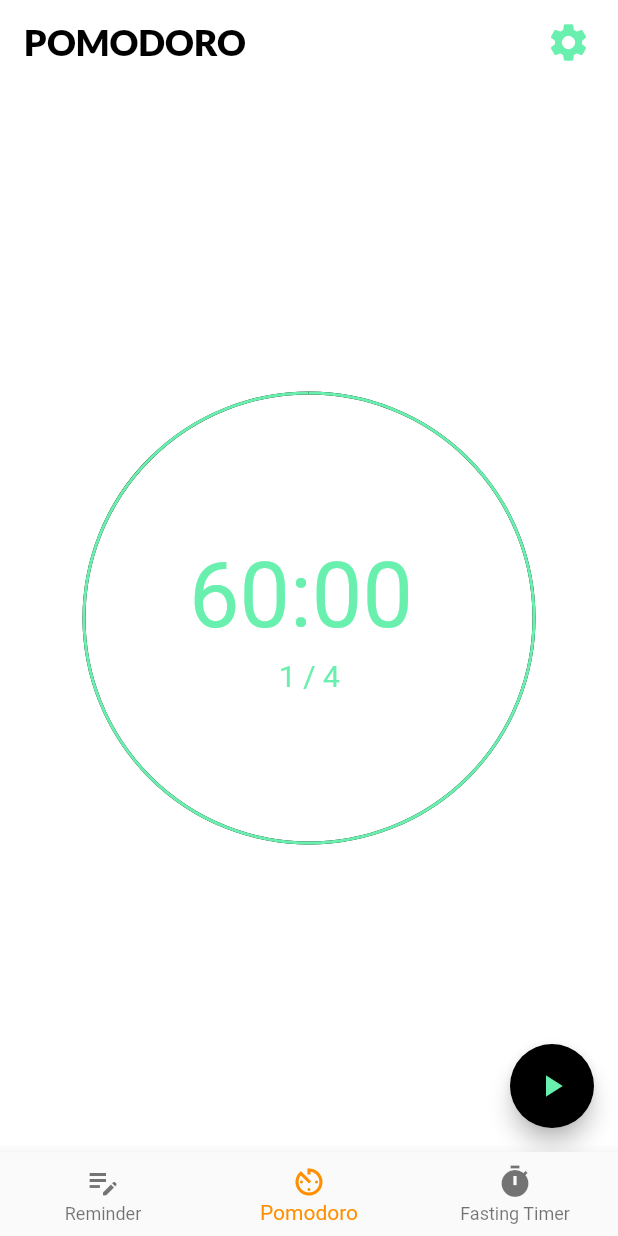
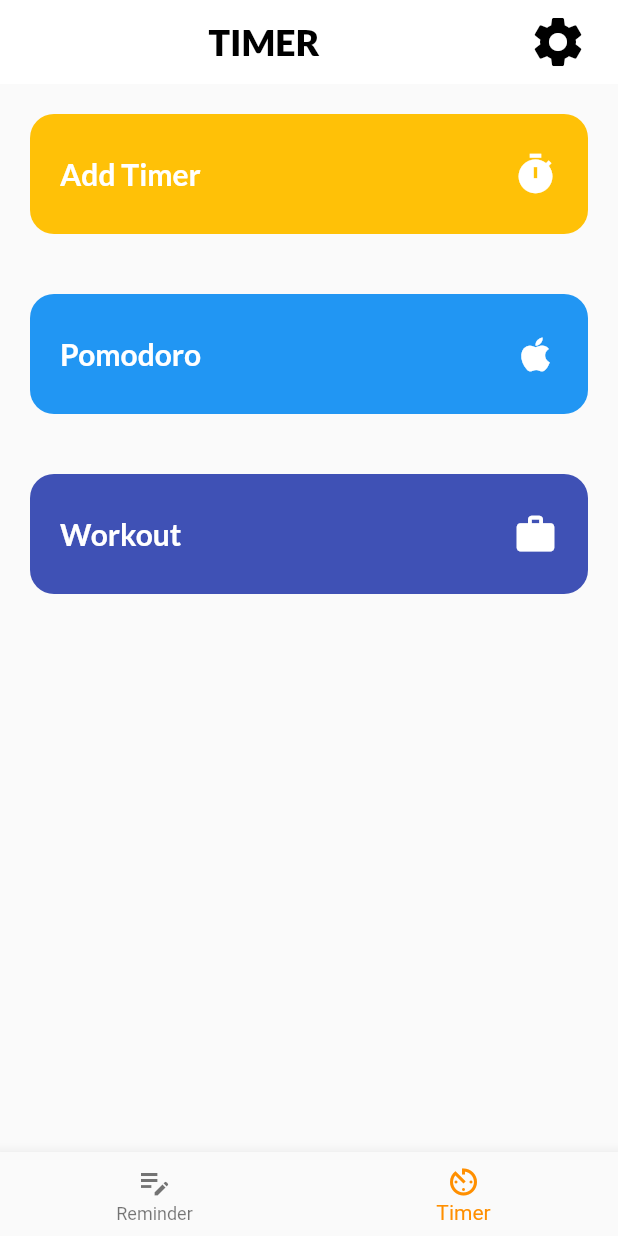
Before and after one commit to volkansahn/reminder_pomodoro_timer, a Flutter app: the screen it shows after launch, item 2 of the bottom bar chosen, on a phone screen of 412 x 824 dp. Run offline on Flutter 3.47's test engine with Material 2 defaults, Android fonts, the phone set to English and light mode, and no system bars; our stand-ins replace date_picker_timeline, flutter_colorpicker, flutter_local_notifications, flutter_native_timezone, flutter_staggered_animations, get and 6 more; missing offline and left inert: animated_snack_bar; accounts and stored records are empty; Roboto replaces fonts that are missing (Arial).

Commit message:
Timer component Added

```diff
--- a/lib/view/add_task_page.dart
+++ b/lib/view/add_task_page.dart
@@ -287,6 +287,7 @@ class _AddTaskPageState extends State<AddTaskPage> {
                 height: 20.0,
               ),
               myButton(
+                color: Colors.blue,
                 label: "Add Reminder",
                 onTap: () {
                   _addRemindertoDB();
@@ -336,8 +337,6 @@ class _AddTaskPageState extends State<AddTaskPage> {
   }
 
   _addRemindertoDB() async {
-    print("interval");
-    print(intervalTime);
     final _selectedDt = DateTime(_userPickedDate.year, _userPickedDate.month,
         _userPickedDate.day, _userPickedTime.hour, _userPickedTime.minute);
     final _format = new DateFormat('yyyy-MM-dd').add_jm();
--- a/lib/view/home_page.dart
+++ b/lib/view/home_page.dart
@@ -2,8 +2,7 @@ import 'package:flutter/material.dart';
 import 'package:get/get.dart';
 import 'package:reminder_pomodoro/view/pomodoro.dart';
 import 'package:reminder_pomodoro/view/reminder_page.dart';
-
-import 'fasting_timer.dart';
+import 'package:reminder_pomodoro/view/timer_home.dart';
 
 class HomePage extends StatefulWidget {
   const HomePage({Key? key}) : super(key: key);
@@ -26,11 +25,7 @@ class _HomePageState extends State<HomePage> {
           ),
           BottomNavigationBarItem(
             icon: Icon(Icons.av_timer_sharp),
-            label: 'Pomodoro',
-          ),
-          BottomNavigationBarItem(
-            icon: Icon(Icons.timer),
-            label: 'Fasting Timer',
+            label: 'Timer',
           ),
         ],
         currentIndex: index,
@@ -55,15 +50,16 @@ class _HomePageState extends State<HomePage> {
         break;
 
       case 1:
+        widget = const TimerHome();
+        break;
+
+      default:
         widget = const Pomodoro(
           breakTime: '0',
           workSessions: '4',
           workTime: '25',
         );
         break;
-
-      default:
-        widget = const FastingTimer();
     }
     return widget;
   }
--- a/lib/view/reminder_page.dart
+++ b/lib/view/reminder_page.dart
@@ -296,6 +296,7 @@ class _ReminderPageState extends State<ReminderPage> {
           ),
           myButton(
             label: "+ Add",
+            color: Colors.blue,
             onTap: () async {
               await Get.to(() => AddTaskPage());
               _reminderController.getReminders();
--- /dev/null
+++ b/lib/view/timer_home.dart
@@ -0,0 +1,149 @@
+import 'package:flutter/material.dart';
+import 'package:flutter/src/widgets/container.dart';
+import 'package:flutter/src/widgets/framework.dart';
+import 'package:get/get.dart';
+import 'package:google_fonts/google_fonts.dart';
+import 'package:reminder_pomodoro/helpers/theme.dart';
+
+import '../services/notifications_service.dart';
+import '../services/theme_services.dart';
+import 'add_timer.dart';
+
+class TimerHome extends StatefulWidget {
+  const TimerHome({super.key});
+
+  @override
+  State<TimerHome> createState() => _TimerHomeState();
+}
+
+class _TimerHomeState extends State<TimerHome> {
+  var notifyHelper;
+  DateTime _selectedDate = DateTime.now();
+
+  @override
+  void initState() {
+    // TODO: implement initState
+    super.initState();
+    //init notification plugin
+    notifyHelper = NotifyHelper();
+    //init notification
+    notifyHelper.initializeNotification();
+    notifyHelper.requestIOSPermissions();
+  }
+
+  @override
+  Widget build(BuildContext context) {
+    return Scaffold(
+      appBar: _customAppBar(context),
+      body: Column(
+        children: [
+          _addTimer(
+            AddTimer(title: "Add Timer"),
+            "Add Timer",
+            Colors.amber,
+            Icon(
+              Icons.timer,
+              color: Colors.white,
+              size: 30,
+            ),
+          ),
+          _addTimer(
+            AddTimer(title: "Pomodoro"),
+            "Pomodoro",
+            Colors.blue,
+            Icon(
+              Icons.apple_rounded,
+              color: Colors.white,
+              size: 30,
+            ),
+          ),
+          _addTimer(
+            AddTimer(
+              title: "Workout",
+            ),
+            "Workout",
+            Colors.indigo,
+            Icon(
+              Icons.work,
+              color: Colors.white,
+              size: 30,
+            ),
+          ),
+        ],
+      ),
+    );
+  }
+
+  Container _addTimer(
+      Widget goToRoute, String title, Color color, Widget? icon) {
+    return Container(
+      child: GestureDetector(
+        onTap: () {
+          Get.to(() => goToRoute);
+        },
+        child: Container(
+          padding: EdgeInsets.symmetric(horizontal: 20),
+          width: MediaQuery.of(context).size.width,
+          height: 80,
+          margin: EdgeInsets.only(right: 20, left: 20, top: 20, bottom: 20),
+          decoration: BoxDecoration(
+            borderRadius: BorderRadius.circular(16),
+            color: color,
+          ),
+          child: Center(
+            child: Row(
+              mainAxisAlignment: MainAxisAlignment.spaceBetween,
+              children: [
+                Text(
+                  title,
+                  style: GoogleFonts.lato(
+                    textStyle: TextStyle(
+                        fontSize: 20,
+                        fontWeight: FontWeight.bold,
+                        color: Colors.white),
+                  ),
+                ),
+                SizedBox(
+                  width: 20,
+                ),
+                icon ?? Container(),
+              ],
+            ),
+          ),
+        ),
+      ),
+    );
+  }
+
+  AppBar _customAppBar(BuildContext context) {
+    return AppBar(
+      title: Center(
+        child: Text(
+          'TIMER',
+          style: titleStyle,
+        ),
+      ),
+      elevation: 0,
+      backgroundColor: context.theme.backgroundColor,
+      actions: [
+        GestureDetector(
+          child: Icon(
+            Icons.settings,
+            size: 40.0,
+            color: Get.isDarkMode ? Colors.white : Colors.black,
+          ),
+          onTap: () {
+            ThemeServices().switchTheme();
+            notifyHelper.displayNotification(
+                title: "Theme Change",
+                body: Get.isDarkMode
+                    ? "Light Theme Loaded"
+                    : "Dark Theme Loaded");
+            //notifyHelper.scheduledNotification();
+          },
+        ),
+        SizedBox(width: 20),
+      ],
+    );
+  }
+}
```
Also changed, not shown: lib/view/add_rest_component.dart (added, +16 -0 lines), lib/view/add_timer.dart (added, +52 -0 lines), lib/view/add_timer_component.dart (added, +16 -0 lines), lib/view/fasting_timer.dart (deleted, +0 -11 lines), lib/view/widgets/add_timer_button.dart (added, +60 -0 lines), lib/view/widgets/button.dart (+7 -2 lines).
